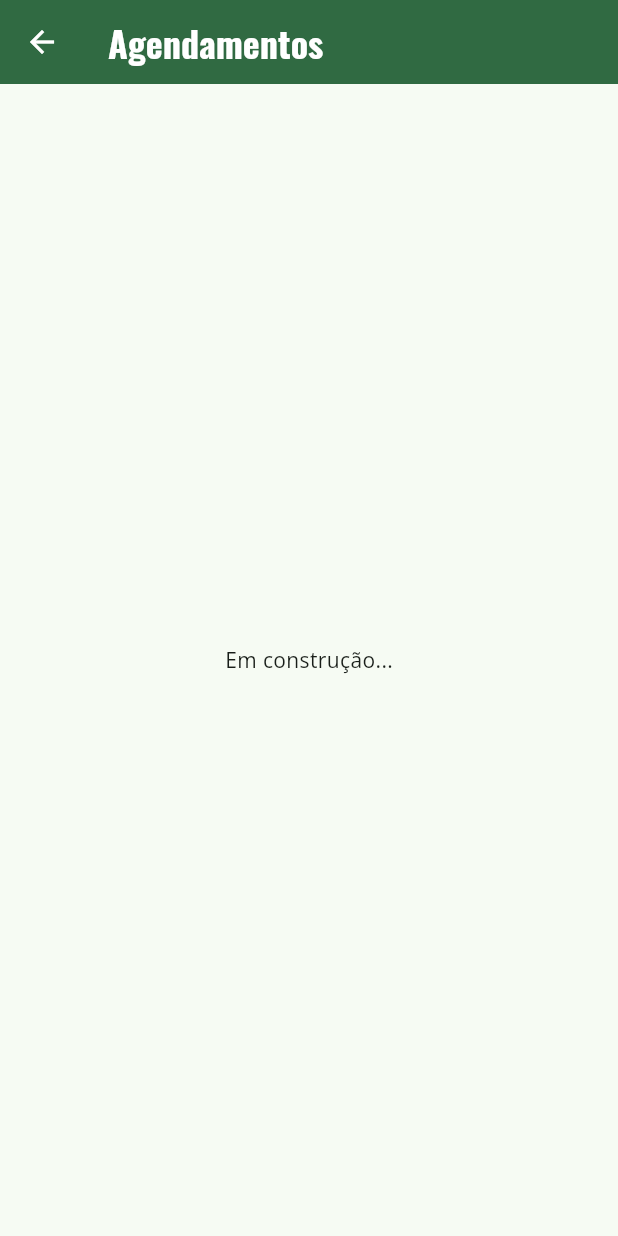
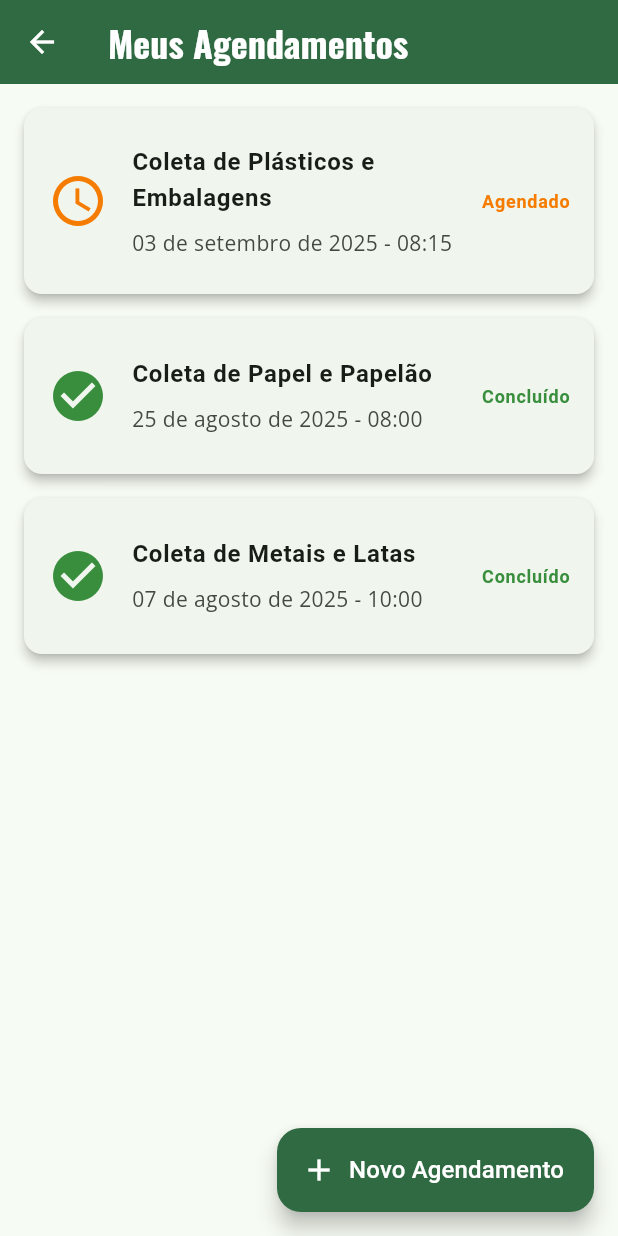
Before and after one commit to eliassilveirajr/eco-coleta, a Flutter app: the AgendamentoScreen screen opened directly, on a phone screen of 412 x 824 dp. Run offline on Flutter 3.47's test engine with Material 3 defaults, Android fonts, the phone set to English and light mode, and no system bars; our stand-ins replace go_router, google_fonts.

Commit message:
feat: criando telas de andamentos e relacionados

```diff
--- a/lib/agendamento_screen.dart
+++ b/lib/agendamento_screen.dart
@@ -1,24 +1,90 @@
 import 'package:flutter/material.dart';
-import 'package:google_fonts/google_fonts.dart';
+import 'package:go_router/go_router.dart';
+
+// Modelo de dados para um agendamento
+class Agendamento {
+  final String titulo;
+  final String data;
+  final String status;
+
+  Agendamento({required this.titulo, required this.data, required this.status});
+}
 
 class AgendamentoScreen extends StatelessWidget {
   const AgendamentoScreen({super.key});
 
   @override
   Widget build(BuildContext context) {
+    // Lista de agendamentos fixos (mock)
+    final List<Agendamento> agendamentos = [
+      Agendamento(
+        titulo: 'Coleta de Plásticos e Embalagens',
+        data: '03 de setembro de 2025 - 08:15',
+        status: 'Agendado',
+      ),
+      Agendamento(
+        titulo: 'Coleta de Papel e Papelão',
+        data: '25 de agosto de 2025 - 08:00',
+        status: 'Concluído',
+      ),
+      Agendamento(
+        titulo: 'Coleta de Metais e Latas',
+        data: '07 de agosto de 2025 - 10:00',
+        status: 'Concluído',
+      ),
+    ];
+
     return Scaffold(
       appBar: AppBar(
-        title: Text(
-          'Agendamentos',
-           style: GoogleFonts.oswald(
-            fontWeight: FontWeight.bold,
-          ),
-        ),
+        title: const Text('Meus Agendamentos'),
+      ),
+      body: ListView.builder(
+        padding: const EdgeInsets.all(8.0),
+        itemCount: agendamentos.length,
+        itemBuilder: (context, index) {
+          final agendamento = agendamentos[index];
+          final bool isAgendado = agendamento.status == 'Agendado';
+          final Color statusColor = isAgendado ? Colors.orange.shade700 : Colors.green.shade700;
+          final IconData statusIcon = isAgendado ? Icons.schedule : Icons.check_circle;
+
+          return Card(
+            elevation: 3,
+            margin: const EdgeInsets.symmetric(vertical: 8.0, horizontal: 8.0),
+            shape: RoundedRectangleBorder(
+              borderRadius: BorderRadius.circular(12),
+            ),
+            child: ListTile(
+              contentPadding: const EdgeInsets.all(16.0),
+              leading: Icon(statusIcon, color: statusColor, size: 40),
+              title: Text(
+                agendamento.titulo,
+                style: const TextStyle(fontWeight: FontWeight.bold),
+              ),
+              subtitle: Padding(
+                padding: const EdgeInsets.only(top: 8.0),
+                child: Text(agendamento.data),
+              ),
+              trailing: Text(
+                agendamento.status,
+                style: TextStyle(
+                  color: statusColor,
+                  fontWeight: FontWeight.bold,
+                  fontSize: 12,
+                ),
+              ),
+            ),
+          );
+        },
+      ),
+      floatingActionButton: FloatingActionButton.extended(
+        onPressed: () {
+          // Ação para navegar para a tela de novo agendamento (será criada)
+           context.go('/home/agendamento/novo');
+        },
+        label: const Text('Novo Agendamento'),
+        icon: const Icon(Icons.add),
         backgroundColor: Theme.of(context).colorScheme.primary,
-        foregroundColor: Colors.white,
-      ),
-      body: const Center(
-        child: Text('Em construção...'),
+        foregroundColor: Theme.of(context).colorScheme.onPrimary,
       ),
     );
   }
--- a/lib/home_screen.dart
+++ b/lib/home_screen.dart
@@ -144,7 +144,7 @@ class HomeScreen extends StatelessWidget {
           ),
           _buildDrawerItem(icon: Icons.person, text: 'Perfil', onTap: () => context.go('/home/perfil')),
           _buildDrawerItem(icon: Icons.history, text: 'Histórico', onTap: () => context.go('/home')),
-          _buildDrawerItem(icon: Icons.calendar_today, text: 'Agendamento', onTap: () {}),
+          _buildDrawerItem(icon: Icons.calendar_today, text: 'Agendamento', onTap: () => context.go('/home/agendamento')),
           _buildDrawerItem(icon: Icons.swap_horiz, text: 'Trocas', onTap: () => context.go('/home/trocas')),
           _buildDrawerItem(icon: Icons.settings, text: 'Configurações', onTap: () => context.go('/home/configuracoes')),
           const Divider(),
--- a/lib/router.dart
+++ b/lib/router.dart
@@ -1,9 +1,11 @@
 import 'package:flutter/material.dart';
 import 'package:go_router/go_router.dart';
+import 'package:myapp/agendamento_screen.dart';
 import 'package:myapp/cadastro_screen.dart';
 import 'package:myapp/configuracoes_screen.dart';
 import 'package:myapp/home_screen.dart';
 import 'package:myapp/login_screen.dart';
+import 'package:myapp/novo_agendamento_screen.dart';
 import 'package:myapp/profile_screen.dart';
 import 'package:myapp/splash_screen.dart';
 import 'package:myapp/trocas_screen.dart';
@@ -44,7 +46,6 @@ final GoRouter router = GoRouter(
               return const ProfileScreen();
             },
           ),
-          // 2. Adicionei a nova rota para a tela de trocas
           GoRoute(
             path: 'trocas', // O path é relativo: /home/trocas
             builder: (BuildContext context, GoRouterState state) {
@@ -57,6 +58,19 @@ final GoRouter router = GoRouter(
               return const ConfiguracoesScreen();
             },
           ),
+          GoRoute(
+              path: 'agendamento', // O path é relativo: /home/agendamento
+              builder: (BuildContext context, GoRouterState state) {
+                return const AgendamentoScreen();
+              },
+              routes: [
+                GoRoute(
+                  path: 'novo', // O path é relativo: /home/agendamento/novo
+                  builder: (BuildContext context, GoRouterState state) {
+                    return const NovoAgendamentoScreen();
+                  },
+                ),
+              ]),
         ]),
   ],
 );
--- a/pubspec.yaml
+++ b/pubspec.yaml
@@ -14,6 +14,8 @@ dependencies:
   provider: ^6.1.5+1
   go_router: ^16.2.0
   flutter_launcher_icons: ^0.14.4
+  flutter_localizations:
+    sdk: flutter
 
 dev_dependencies:
   flutter_test:
```
Also changed, not shown: lib/main.dart (+12 -0 lines), lib/novo_agendamento_screen.dart (added, +144 -0 lines), pubspec.lock.
